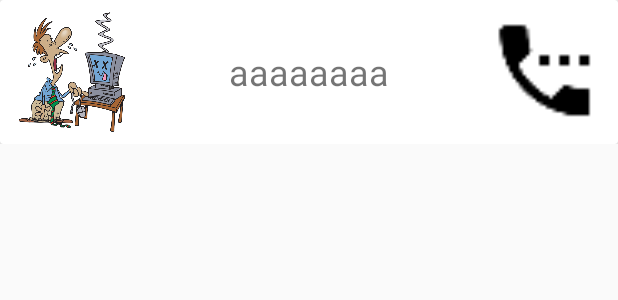
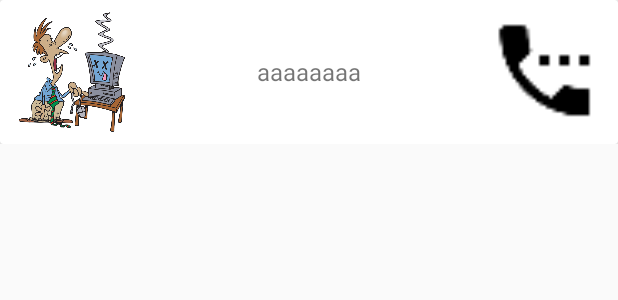
Before and after one commit to ranierelima/projeto-android, an Android app: the layout item_recyclerview.xml on its own in the app's theme, with its tools: preview values and no code run, on a phone screen of 412 x 824 dp. Shown: the top 300 px of the screen. Run offline under Robolectric (Android 15) with nearby library versions, the light colour scheme and no system bars.

Commit message:
Correção interface item_recycle

```diff
--- a/app/src/main/res/layout/item_recyclerview.xml
+++ b/app/src/main/res/layout/item_recyclerview.xml
@@ -35,7 +35,7 @@
                 android:layout_gravity="center"
                 android:layout_weight="1"
                 android:text="aaaaaaaa"
-                android:textSize="24sp" />
+                android:textSize="16sp" />
 
             <ImageView
                 android:id="@+id/iv_i_rv_foto"
```
